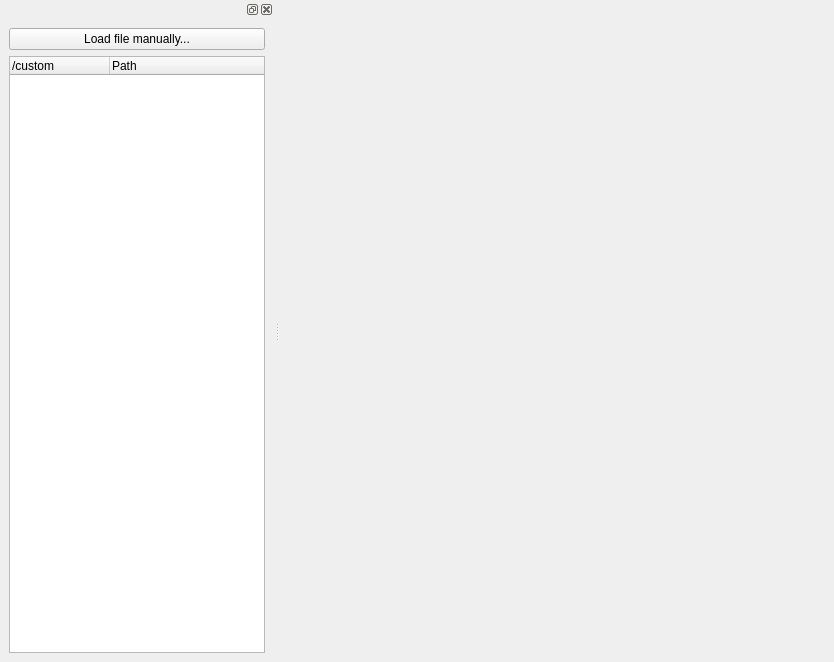
Before: the Qt Designer form tools/setupfiletool/ui/mainwindow.ui in mlz-ictrl/nicos, drawn with Qt 5.
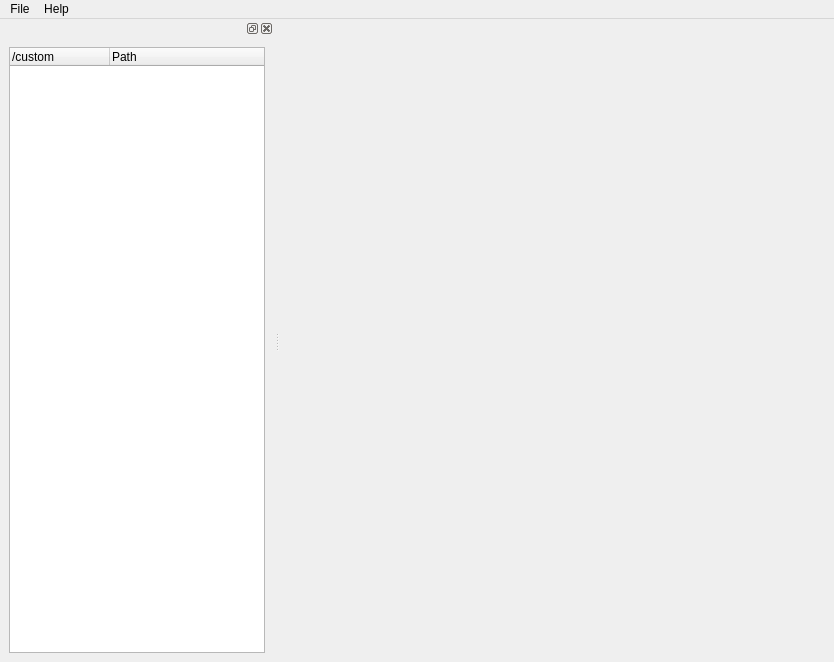
After: the same form once the commit is applied. Custom widgets are drawn as their Qt base class.

Commit message:
tools/setupfiletool: menubar items 'File', 'Help'
SetupFileTool now has a menubar with two items: File and Help.
Using File->Load, users can trigger the dialog to manually select setups.
Help contains the about SetupFileTool and about Qt dialogs.

Patch:
```diff
--- a/tools/setupfiletool/ui/mainwindow.ui
+++ b/tools/setupfiletool/ui/mainwindow.ui
@@ -26,13 +26,6 @@
    </attribute>
    <widget class="QWidget" name="dockWidgetContents">
     <layout class="QVBoxLayout" name="verticalLayout_2">
-     <item>
-      <widget class="QPushButton" name="pushButtonLoadFile">
-       <property name="text">
-        <string>Load file manually...</string>
-       </property>
-      </widget>
-     </item>
      <item>
       <widget class="TreeWidget" name="treeWidget">
        <property name="expandsOnDoubleClick">
@@ -53,6 +46,52 @@
     </layout>
    </widget>
   </widget>
+  <widget class="QMenuBar" name="menuBar">
+   <property name="geometry">
+    <rect>
+     <x>0</x>
+     <y>0</y>
+     <width>834</width>
+     <height>35</height>
+    </rect>
+   </property>
+   <widget class="QMenu" name="menuFile">
+    <property name="title">
+     <string>File</string>
+    </property>
+    <addaction name="actionLoadFile"/>
+    <addaction name="actionExit"/>
+   </widget>
+   <widget class="QMenu" name="menuHelp">
+    <property name="title">
+     <string>Help</string>
+    </property>
+    <addaction name="actionAboutSetupFileTool"/>
+    <addaction name="actionAboutQt"/>
+   </widget>
+   <addaction name="menuFile"/>
+   <addaction name="menuHelp"/>
+  </widget>
+  <action name="actionExit">
+   <property name="text">
+    <string>Exit</string>
+   </property>
+  </action>
+  <action name="actionLoadFile">
+   <property name="text">
+    <string>Load file</string>
+   </property>
+  </action>
+  <action name="actionAboutSetupFileTool">
+   <property name="text">
+    <string>About SetupFileTool</string>
+   </property>
+  </action>
+  <action name="actionAboutQt">
+   <property name="text">
+    <string>About Qt</string>
+   </property>
+  </action>
  </widget>
  <customwidgets>
   <customwidget>
```
The commit also changes 1 other file.
